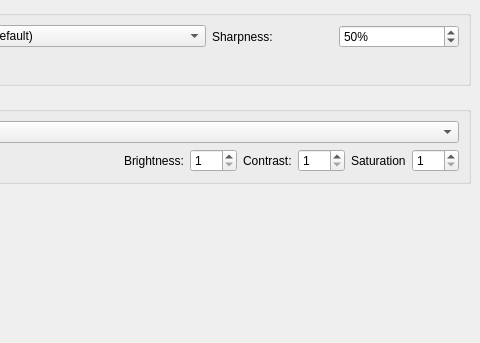
PCSX2/pcsx2, file pcsx2-qt/Settings/GraphicsSettingsWidget.ui: the form before one commit; both pictures show x 240 to 720 and y 122 to 465 of the 720 by 465 pixel window.
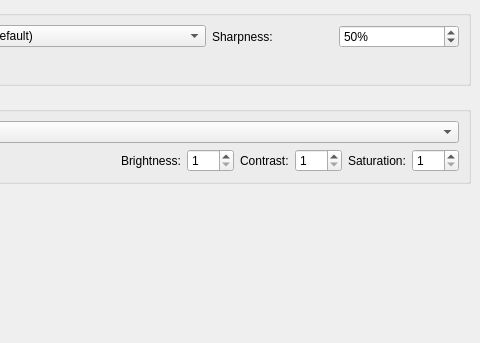
The form after the commit. The open tabs and pages were chosen to show the change.

What changed in the file:
```diff
--- a/pcsx2-qt/Settings/GraphicsSettingsWidget.ui
+++ b/pcsx2-qt/Settings/GraphicsSettingsWidget.ui
@@ -1533,7 +1533,7 @@
             <item>
              <widget class="QLabel" name="label_33">
               <property name="text">
-               <string>Saturation</string>
+               <string>Saturation:</string>
               </property>
              </widget>
             </item>
```
